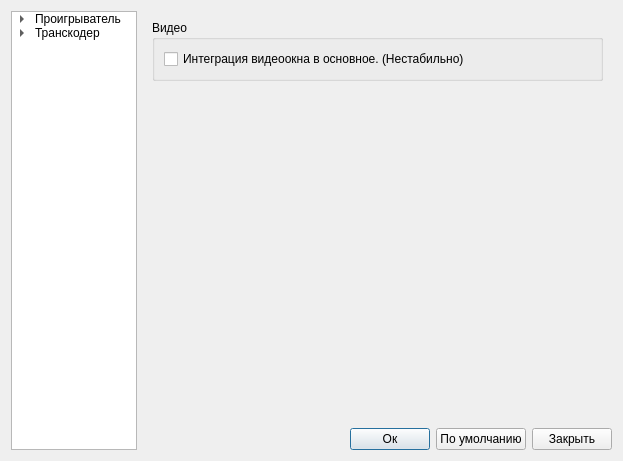
ipse666/cueplayer, file ui/preferences.ui: the form before one commit.
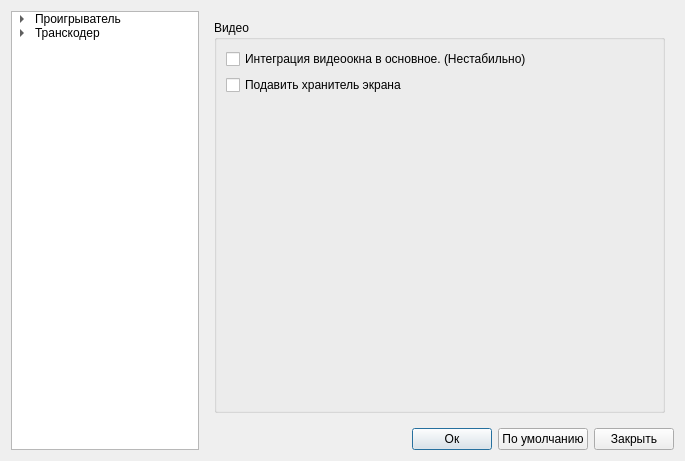
The form after the commit. The open tabs and pages were chosen to show the change. Icons and pictures are not drawn.

Commit message: Возможность деативировать работу хранителей экрана на время просмотра видео.

```diff
--- a/ui/preferences.ui
+++ b/ui/preferences.ui
@@ -6,8 +6,8 @@
    <rect>
     <x>0</x>
     <y>0</y>
-    <width>590</width>
-    <height>396</height>
+    <width>685</width>
+    <height>449</height>
    </rect>
   </property>
   <property name="windowTitle">
@@ -721,7 +721,7 @@
           <string>Видео</string>
          </property>
          <layout class="QGridLayout" name="gridLayout">
-          <item row="0" column="0">
+          <item row="0" column="0" colspan="2">
            <widget class="QCheckBox" name="integrationBox">
             <property name="toolTip">
              <string>&lt;!DOCTYPE HTML PUBLIC &quot;-//W3C//DTD HTML 4.0//EN&quot; &quot;http://www.w3.org/TR/REC-html40/strict.dtd&quot;&gt;
@@ -740,22 +740,39 @@
             </property>
            </widget>
           </item>
+          <item row="1" column="0">
+           <widget class="QCheckBox" name="screensaverDeactivateBox">
+            <property name="toolTip">
+             <string>&lt;!DOCTYPE HTML PUBLIC &quot;-//W3C//DTD HTML 4.0//EN&quot; &quot;http://www.w3.org/TR/REC-html40/strict.dtd&quot;&gt;
+&lt;html&gt;&lt;head&gt;&lt;meta name=&quot;qrichtext&quot; content=&quot;1&quot; /&gt;&lt;style type=&quot;text/css&quot;&gt;
+p, li { white-space: pre-wrap; }
+&lt;/style&gt;&lt;/head&gt;&lt;body style=&quot; font-family:'Sans'; font-size:10pt; font-weight:400; font-style:normal;&quot;&gt;
+&lt;table border=&quot;0&quot; style=&quot;-qt-table-type: root; margin-top:4px; margin-bottom:4px; margin-left:4px; margin-right:4px;&quot;&gt;
+&lt;tr&gt;
+&lt;td style=&quot;border: none;&quot;&gt;
+&lt;p style=&quot; margin-top:0px; margin-bottom:0px; margin-left:0px; margin-right:0px; -qt-block-indent:0; text-indent:0px;&quot;&gt;&lt;span style=&quot; font-family:'Sans Serif'; font-size:9pt;&quot;&gt;Предотвращает запуск хранителей экрана на время просмотра видео.&lt;/span&gt;&lt;/p&gt;&lt;/td&gt;&lt;/tr&gt;&lt;/table&gt;&lt;/body&gt;&lt;/html&gt;</string>
+            </property>
+            <property name="text">
+             <string>Подавить хранитель экрана</string>
+            </property>
+           </widget>
+          </item>
+          <item row="2" column="0" colspan="2">
+           <spacer name="verticalSpacer_7">
+            <property name="orientation">
+             <enum>Qt::Vertical</enum>
+            </property>
+            <property name="sizeHint" stdset="0">
+             <size>
+              <width>17</width>
+              <height>28</height>
+             </size>
+            </property>
+           </spacer>
+          </item>
          </layout>
         </widget>
        </item>
-       <item row="1" column="0">
-        <spacer name="verticalSpacer_7">
-         <property name="orientation">
-          <enum>Qt::Vertical</enum>
-         </property>
-         <property name="sizeHint" stdset="0">
-          <size>
-           <width>20</width>
-           <height>257</height>
-          </size>
-         </property>
-        </spacer>
-       </item>
       </layout>
      </widget>
      <widget class="QWidget" name="page_2">
```
Left out of the diff: 104 changed lines with no effect on the pictures. The commit also changes 6 other files.
